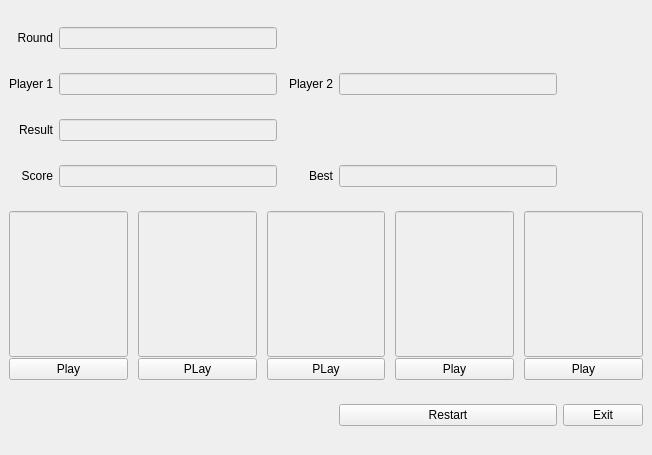
Before: the Qt Designer form design.ui in kmlino/carta-maior, drawn with Qt 5.
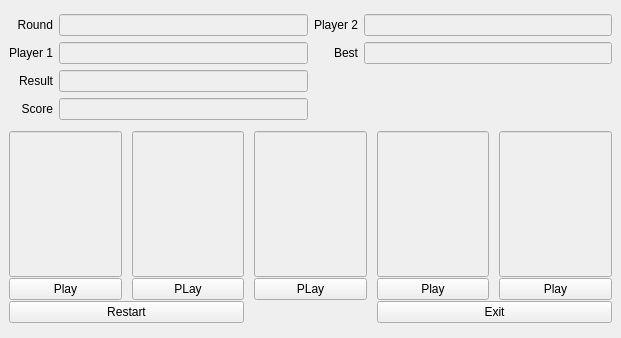
After: the same form once the commit is applied.

```diff
--- a/design.ui
+++ b/design.ui
@@ -6,8 +6,8 @@
    <rect>
     <x>0</x>
     <y>0</y>
-    <width>652</width>
-    <height>455</height>
+    <width>621</width>
+    <height>338</height>
    </rect>
   </property>
   <property name="windowTitle">
@@ -22,86 +22,7 @@
    </property>
    <layout class="QGridLayout" name="gridLayout_2">
     <item row="1" column="0">
-     <widget class="QLabel" name="label_2">
-      <property name="text">
-       <string>Player 1</string>
-      </property>
-      <property name="alignment">
-       <set>Qt::AlignRight|Qt::AlignTrailing|Qt::AlignVCenter</set>
-      </property>
-     </widget>
-    </item>
-    <item row="3" column="0">
-     <widget class="QLabel" name="label_4">
-      <property name="focusPolicy">
-       <enum>Qt::TabFocus</enum>
-      </property>
-      <property name="frameShape">
-       <enum>QFrame::NoFrame</enum>
-      </property>
-      <property name="frameShadow">
-       <enum>QFrame::Plain</enum>
-      </property>
-      <property name="text">
-       <string>Score</string>
-      </property>
-      <property name="alignment">
-       <set>Qt::AlignRight|Qt::AlignTrailing|Qt::AlignVCenter</set>
-      </property>
-     </widget>
-    </item>
-    <item row="2" column="0">
-     <widget class="QLabel" name="label_3">
-      <property name="text">
-       <string>Result</string>
-      </property>
-      <property name="alignment">
-       <set>Qt::AlignRight|Qt::AlignTrailing|Qt::AlignVCenter</set>
-      </property>
-     </widget>
-    </item>
-    <item row="3" column="1">
-     <widget class="QLineEdit" name="score">
-      <property name="enabled">
-       <bool>false</bool>
-      </property>
-      <property name="styleSheet">
-       <string notr="true"/>
-      </property>
-     </widget>
-    </item>
-    <item row="6" column="5">
-     <widget class="QPushButton" name="pushButton_2">
-      <property name="text">
-       <string>Exit</string>
-      </property>
-     </widget>
-    </item>
-    <item row="0" column="0">
-     <widget class="QLabel" name="label">
-      <property name="layoutDirection">
-       <enum>Qt::LeftToRight</enum>
-      </property>
-      <property name="styleSheet">
-       <string notr="true"/>
-      </property>
-      <property name="text">
-       <string>Round</string>
-      </property>
-      <property name="alignment">
-       <set>Qt::AlignRight|Qt::AlignTrailing|Qt::AlignVCenter</set>
-      </property>
-     </widget>
-    </item>
-    <item row="6" column="4">
-     <widget class="QPushButton" name="btn_restart">
-      <property name="text">
-       <string>Restart</string>
-      </property>
-     </widget>
-    </item>
-    <item row="5" column="0" colspan="6">
-     <layout class="QGridLayout" name="gridLayout" columnminimumwidth="0,0,0,0,0">
+     <layout class="QGridLayout" name="gridLayout">
       <property name="sizeConstraint">
        <enum>QLayout::SetDefaultConstraint</enum>
       </property>
@@ -117,6 +38,13 @@
       <property name="verticalSpacing">
        <number>1</number>
       </property>
+      <item row="1" column="0">
+       <widget class="QPushButton" name="btn_card_1">
+        <property name="text">
+         <string>Play</string>
+        </property>
+       </widget>
+      </item>
       <item row="0" column="4">
        <widget class="QLineEdit" name="card_5">
         <property name="enabled">
@@ -140,13 +68,6 @@
         </property>
        </widget>
       </item>
-      <item row="1" column="0">
-       <widget class="QPushButton" name="btn_card_1">
-        <property name="text">
-         <string>Play</string>
-        </property>
-       </widget>
-      </item>
       <item row="1" column="1">
        <widget class="QPushButton" name="btn_card_2">
         <property name="text">
@@ -154,26 +75,6 @@
         </property>
        </widget>
       </item>
-      <item row="1" column="4">
-       <widget class="QPushButton" name="btn_card_5">
-        <property name="text">
-         <string>Play</string>
-        </property>
-        <property name="checkable">
-         <bool>false</bool>
-        </property>
-       </widget>
-      </item>
-      <item row="0" column="2">
-       <widget class="QLineEdit" name="card_3">
-        <property name="enabled">
-         <bool>false</bool>
-        </property>
-        <property name="styleSheet">
-         <string notr="true">height: 140;</string>
-        </property>
-       </widget>
-      </item>
       <item row="0" column="0">
        <widget class="QLineEdit" name="card_1">
         <property name="enabled">
@@ -194,6 +95,26 @@
         </property>
        </widget>
       </item>
+      <item row="1" column="4">
+       <widget class="QPushButton" name="btn_card_5">
+        <property name="text">
+         <string>Play</string>
+        </property>
+        <property name="checkable">
+         <bool>false</bool>
+        </property>
+       </widget>
+      </item>
+      <item row="0" column="2">
+       <widget class="QLineEdit" name="card_3">
+        <property name="enabled">
+         <bool>false</bool>
+        </property>
+        <property name="styleSheet">
+         <string notr="true">height: 140;</string>
+        </property>
+       </widget>
+      </item>
       <item row="1" column="3">
        <widget class="QPushButton" name="btn_card_4">
         <property name="text">
@@ -201,6 +122,13 @@
         </property>
        </widget>
       </item>
+      <item row="1" column="2">
+       <widget class="QPushButton" name="btn_card_3">
+        <property name="text">
+         <string>PLay</string>
+        </property>
+       </widget>
+      </item>
       <item row="0" column="1">
        <widget class="QLineEdit" name="card_2">
         <property name="enabled">
@@ -214,16 +142,71 @@
         </property>
        </widget>
       </item>
-      <item row="1" column="2">
-       <widget class="QPushButton" name="btn_card_3">
+      <item row="2" column="0" colspan="2">
+       <widget class="QPushButton" name="btn_restart">
         <property name="text">
-         <string>PLay</string>
+         <string>Restart</string>
+        </property>
+       </widget>
+      </item>
+      <item row="2" column="3" colspan="2">
+       <widget class="QPushButton" name="exit">
+        <property name="text">
+         <string>Exit</string>
         </property>
        </widget>
       </item>
      </layout>
     </item>
+    <item row="0" column="0">
+     <layout class="QGridLayout" name="gridLayout_6" rowstretch="0,0,0,0" columnstretch="0,0,0,0,0">
+      <property name="sizeConstraint">
+       <enum>QLayout::SetMaximumSize</enum>
+      </property>
+      <item row="0" column="1">
+       <widget class="QLabel" name="label">
+        <property name="layoutDirection">
+         <enum>Qt::LeftToRight</enum>
+        </property>
+        <property name="styleSheet">
+         <string notr="true"/>
+        </property>
+        <property name="text">
+         <string>Round</string>
+        </property>
+        <property name="alignment">
+         <set>Qt::AlignRight|Qt::AlignTrailing|Qt::AlignVCenter</set>
+        </property>
+       </widget>
+      </item>
     <item row="1" column="1">
+       <widget class="QLabel" name="label_2">
+        <property name="text">
+         <string>Player 1</string>
+        </property>
+        <property name="alignment">
+         <set>Qt::AlignRight|Qt::AlignTrailing|Qt::AlignVCenter</set>
+        </property>
+       </widget>
+      </item>
+      <item row="2" column="1">
+       <widget class="QLabel" name="label_3">
+        <property name="text">
+         <string>Result</string>
+        </property>
+        <property name="alignment">
+         <set>Qt::AlignRight|Qt::AlignTrailing|Qt::AlignVCenter</set>
+        </property>
+       </widget>
+      </item>
+      <item row="2" column="2">
+       <widget class="QLineEdit" name="result">
+        <property name="enabled">
+         <bool>false</bool>
+        </property>
+       </widget>
+      </item>
+      <item row="1" column="2">
      <widget class="QLineEdit" name="p1_move">
       <property name="enabled">
        <bool>false</bool>
@@ -233,17 +216,7 @@
       </property>
      </widget>
     </item>
-    <item row="0" column="1">
-     <widget class="QLineEdit" name="round">
-      <property name="enabled">
-       <bool>false</bool>
-      </property>
-      <property name="alignment">
-       <set>Qt::AlignLeading|Qt::AlignLeft|Qt::AlignVCenter</set>
-      </property>
-     </widget>
-    </item>
-    <item row="1" column="3">
+      <item row="0" column="3">
      <widget class="QLabel" name="label_1">
       <property name="text">
        <string>Player 2</string>
@@ -253,28 +226,36 @@
       </property>
      </widget>
     </item>
-    <item row="2" column="1">
-     <widget class="QLineEdit" name="result">
+      <item row="0" column="2">
+       <widget class="QLineEdit" name="round">
       <property name="enabled">
        <bool>false</bool>
       </property>
-     </widget>
-    </item>
-    <item row="1" column="4">
-     <widget class="QLineEdit" name="p2_move">
-      <property name="enabled">
-       <bool>false</bool>
+        <property name="alignment">
+         <set>Qt::AlignLeading|Qt::AlignLeft|Qt::AlignVCenter</set>
       </property>
      </widget>
     </item>
-    <item row="3" column="4">
-     <widget class="QLineEdit" name="best">
-      <property name="enabled">
-       <bool>false</bool>
-      </property>
-     </widget>
-    </item>
-    <item row="3" column="3">
+      <item row="3" column="1">
+       <widget class="QLabel" name="label_4">
+        <property name="focusPolicy">
+         <enum>Qt::TabFocus</enum>
+        </property>
+        <property name="frameShape">
+         <enum>QFrame::NoFrame</enum>
+        </property>
+        <property name="frameShadow">
+         <enum>QFrame::Plain</enum>
+        </property>
+        <property name="text">
+         <string>Score</string>
+        </property>
+        <property name="alignment">
+         <set>Qt::AlignRight|Qt::AlignTrailing|Qt::AlignVCenter</set>
+        </property>
+       </widget>
+      </item>
+      <item row="1" column="3">
      <widget class="QLabel" name="label_5">
       <property name="layoutDirection">
        <enum>Qt::LeftToRight</enum>
@@ -286,6 +267,32 @@
        <set>Qt::AlignRight|Qt::AlignTrailing|Qt::AlignVCenter</set>
       </property>
      </widget>
+      </item>
+      <item row="3" column="2">
+       <widget class="QLineEdit" name="score">
+        <property name="enabled">
+         <bool>false</bool>
+        </property>
+        <property name="styleSheet">
+         <string notr="true"/>
+        </property>
+       </widget>
+      </item>
+      <item row="0" column="4">
+       <widget class="QLineEdit" name="p2_move">
+        <property name="enabled">
+         <bool>false</bool>
+        </property>
+       </widget>
+      </item>
+      <item row="1" column="4">
+       <widget class="QLineEdit" name="best">
+        <property name="enabled">
+         <bool>false</bool>
+        </property>
+       </widget>
+      </item>
+     </layout>
     </item>
    </layout>
   </widget>
```
Lines whose indentation alone changed are shown as unchanged.
